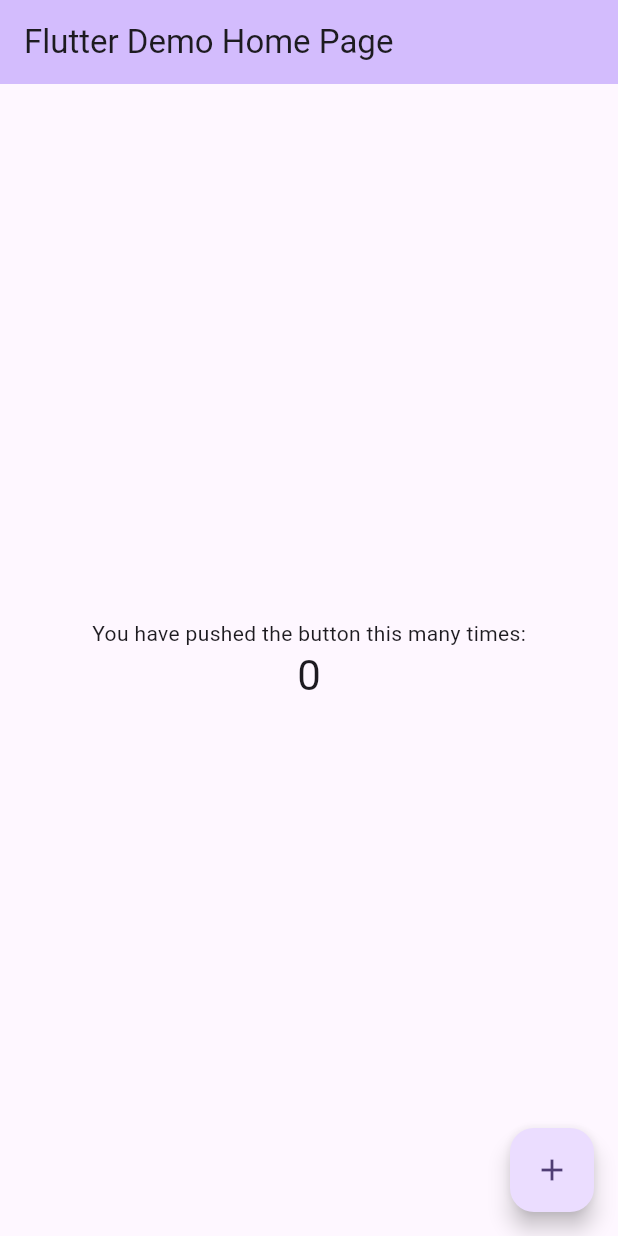
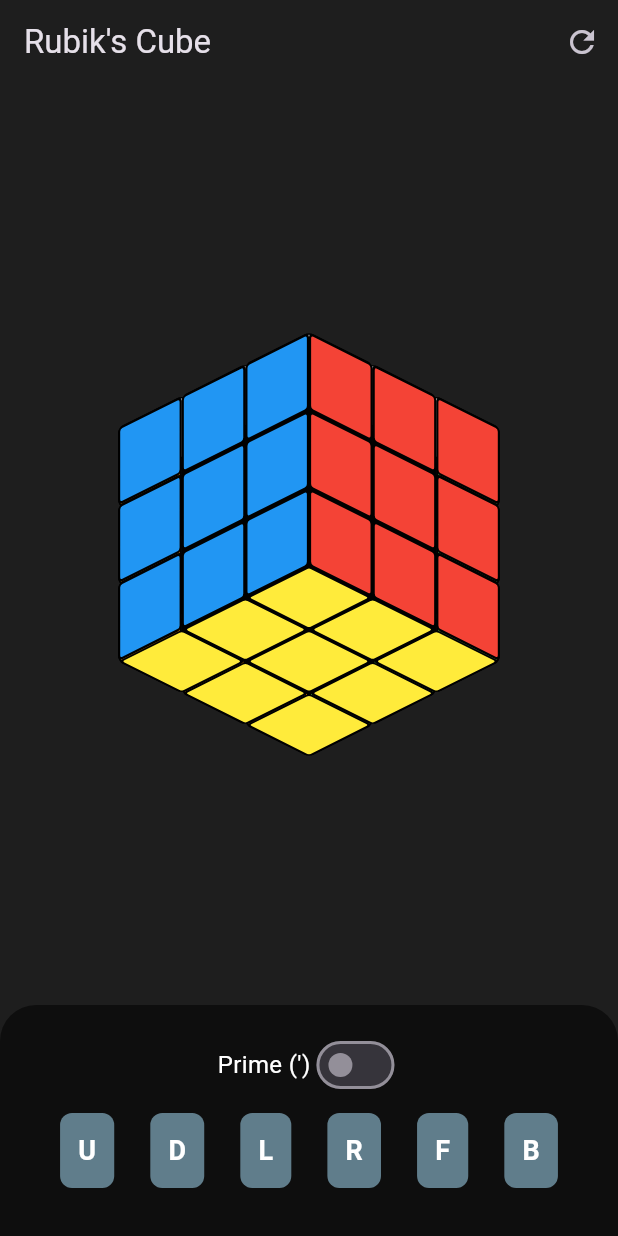
Before and after one commit to Odinachi/rubik-cube, a Flutter app: the screen it shows after launch, on a phone screen of 412 x 824 dp. Run offline on Flutter 3.47's test engine with Material 3 defaults, Android fonts, the phone set to English and light mode, and no system bars.

Commit message:
basic rubik cube

```diff
--- /dev/null
+++ b/lib/cube/cube_view.dart
@@ -0,0 +1,208 @@
+import 'dart:math';
+import 'package:flutter/material.dart';
+import 'package:vector_math/vector_math_64.dart' show Vector3;
+import 'cube_state.dart';
+import 'cubie_view.dart';
+import 'cubie.dart';
+
+class CubeView extends StatefulWidget {
+  const CubeView({Key? key}) : super(key: key);
+
+  @override
+  _CubeViewState createState() => _CubeViewState();
+}
+
+class RenderFace {
+  final Matrix4 transform;
+  final Color color;
+  final double zDepth;
+
+  RenderFace(this.transform, this.color, this.zDepth);
+}
+
+class _CubeViewState extends State<CubeView> {
+  CubeState _cubeState = CubeState();
+
+  double _rx = -pi / 6; // Initial rotation X
+  double _ry = pi / 4;  // Initial rotation Y
+
+  bool _prime = false; // Whether the next move is counter-clockwise
+
+  void _onPanUpdate(DragUpdateDetails details) {
+    setState(() {
+      _rx += details.delta.dy * 0.01;
+      _ry -= details.delta.dx * 0.01;
+    });
+  }
+
+  void _performMove(int axis, int layer) {
+    setState(() {
+      _cubeState.rotateSlice(axis, layer, _prime ? -1 : 1);
+    });
+  }
+
+  void _resetCube() {
+    setState(() {
+      _cubeState.cubies.clear();
+      _cubeState = CubeState();
+      _rx = -pi / 6;
+      _ry = pi / 4;
+    });
+  }
+
+
+  @override
+  Widget build(BuildContext context) {
+    // Create the global rotation matrix to calculate Z-depth
+    final Matrix4 globalTransform = Matrix4.identity()
+      ..rotateX(_rx)
+      ..rotateY(_ry);
+
+    List<RenderFace> faces = [];
+    double size = 60.0;
+    double half = size / 2;
+
+    void addFace(Cubie cubie, Color? color, Vector3 offset, Matrix4 localRot) {
+      double cx = cubie.x * size + offset.x;
+      double cy = cubie.y * size + offset.y;
+      double cz = cubie.z * size + offset.z;
+
+      Vector3 center = Vector3(cx, cy, cz);
+      Vector3 transformedCenter = Vector3.copy(center);
+      globalTransform.perspectiveTransform(transformedCenter);
+
+      Matrix4 faceTransform = Matrix4.identity()
+        ..translate(cubie.x * size, cubie.y * size, cubie.z * size)
+        ..multiply(localRot);
+
+      faces.add(RenderFace(
+        faceTransform,
+        color ?? Colors.black87,
+        transformedCenter.z,
+      ));
+    }
+
+    for (var cubie in _cubeState.cubies) {
+      addFace(cubie, cubie.backColor, Vector3(0, 0, -half), Matrix4.identity()..translate(0.0, 0.0, -half)..rotateY(pi));
+      addFace(cubie, cubie.upColor, Vector3(0, -half, 0), Matrix4.identity()..translate(0.0, -half, 0.0)..rotateX(-pi / 2));
+      addFace(cubie, cubie.downColor, Vector3(0, half, 0), Matrix4.identity()..translate(0.0, half, 0.0)..rotateX(pi / 2));
+      addFace(cubie, cubie.leftColor, Vector3(-half, 0, 0), Matrix4.identity()..translate(-half, 0.0, 0.0)..rotateY(-pi / 2));
+      addFace(cubie, cubie.rightColor, Vector3(half, 0, 0), Matrix4.identity()..translate(half, 0.0, 0.0)..rotateY(pi / 2));
+      addFace(cubie, cubie.frontColor, Vector3(0, 0, half), Matrix4.identity()..translate(0.0, 0.0, half));
+    }
+
+    // Sort faces from back to front
+    // In Flutter, +Z goes INTO the screen, so larger Z is further away.
+    // We want to draw further objects first (bottom of stack), so we sort descending.
+    faces.sort((a, b) => b.zDepth.compareTo(a.zDepth));
+
+    return Scaffold(
+      backgroundColor: const Color(0xFF1E1E1E),
+      appBar: AppBar(
+        title: const Text('Rubik\'s Cube'),
+        backgroundColor: Colors.transparent,
+        elevation: 0,
+        actions: [
+          IconButton(
+            icon: const Icon(Icons.refresh),
+            onPressed: _resetCube,
+          ),
+        ],
+      ),
+      body: Column(
+        children: [
+          Expanded(
+            child: GestureDetector(
+              onPanUpdate: _onPanUpdate,
+              child: Container(
+                color: Colors.transparent, // Catch gestures
+                child: Center(
+                  child: Transform(
+                    transform: globalTransform,
+                    alignment: Alignment.center,
+                    child: Stack(
+                      alignment: Alignment.center,
+                      children: faces.map((face) {
+                        return Transform(
+                          transform: face.transform,
+                          alignment: Alignment.center,
+                          child: Container(
+                            width: size,
+                            height: size,
+                            decoration: BoxDecoration(
+                              color: face.color,
+                              border: Border.all(color: Colors.black, width: 2),
+                              borderRadius: BorderRadius.circular(4),
+                            ),
+                          ),
+                        );
+                      }).toList(),
+                    ),
+                  ),
+                ),
+              ),
+            ),
+          ),
+          _buildControls(),
+        ],
+      ),
+    );
+  }
+
+
+
+  Widget _buildControls() {
+    return Container(
+      padding: const EdgeInsets.all(16),
+      decoration: const BoxDecoration(
+        color: Colors.black54,
+        borderRadius: BorderRadius.vertical(top: Radius.circular(24)),
+      ),
+      child: Column(
+        mainAxisSize: MainAxisSize.min,
+        children: [
+          Row(
+            mainAxisAlignment: MainAxisAlignment.center,
+            children: [
+              const Text('Prime (\')', style: TextStyle(color: Colors.white, fontSize: 16)),
+              Switch(
+                value: _prime,
+                onChanged: (val) => setState(() => _prime = val),
+              ),
+            ],
+          ),
+          const SizedBox(height: 8),
+          Row(
+            mainAxisAlignment: MainAxisAlignment.spaceEvenly,
+            children: [
+              _btn('U', () => _performMove(1, -1)),
+              _btn('D', () => _performMove(1, 1)),
+              _btn('L', () => _performMove(0, -1)),
+              _btn('R', () => _performMove(0, 1)),
+              _btn('F', () => _performMove(2, 1)),
+              _btn('B', () => _performMove(2, -1)),
+            ],
+          ),
+          const SizedBox(height: 16),
+        ],
+      ),
+    );
+  }
+
+  Widget _btn(String label, VoidCallback onTap) {
+    return InkWell(
+      onTap: onTap,
+      child: Container(
+        padding: const EdgeInsets.all(12),
+        decoration: BoxDecoration(
+          color: Colors.blueGrey,
+          borderRadius: BorderRadius.circular(8),
+        ),
+        child: Text(
+          label + (_prime ? "'" : ""),
+          style: const TextStyle(color: Colors.white, fontWeight: FontWeight.bold, fontSize: 18),
+        ),
+      ),
+    );
+  }
+}
--- /dev/null
+++ b/lib/cube/cubie.dart
@@ -0,0 +1,45 @@
+import 'package:flutter/material.dart';
+
+enum FaceType { front, back, up, down, left, right }
+
+class Cubie {
+  final int id;
+  // Position from -1 to 1 for x, y, z
+  double x, y, z;
+
+  // Colors for each face. Null means internal (black/invisible)
+  Color? frontColor;
+  Color? backColor;
+  Color? upColor;
+  Color? downColor;
+  Color? leftColor;
+  Color? rightColor;
+
+  Cubie({
+    required this.id,
+    required this.x,
+    required this.y,
+    required this.z,
+    this.frontColor,
+    this.backColor,
+    this.upColor,
+    this.downColor,
+    this.leftColor,
+    this.rightColor,
+  });
+
+  Cubie clone() {
+    return Cubie(
+      id: id,
+      x: x,
+      y: y,
+      z: z,
+      frontColor: frontColor,
+      backColor: backColor,
+      upColor: upColor,
+      downColor: downColor,
+      leftColor: leftColor,
+      rightColor: rightColor,
+    );
+  }
+}
--- a/lib/main.dart
+++ b/lib/main.dart
@@ -1,4 +1,5 @@
 import 'package:flutter/material.dart';
+import 'cube/cube_view.dart';
 
 void main() {
   runApp(const MyApp());
@@ -7,116 +8,15 @@ void main() {
 class MyApp extends StatelessWidget {
   const MyApp({super.key});
 
-  // This widget is the root of your application.
   @override
   Widget build(BuildContext context) {
     return MaterialApp(
-      title: 'Flutter Demo',
+      title: 'Rubik\'s Cube',
       theme: ThemeData(
-        // This is the theme of your application.
-        //
-        // TRY THIS: Try running your application with "flutter run". You'll see
-        // the application has a purple toolbar. Then, without quitting the app,
-        // try changing the seedColor in the colorScheme below to Colors.green
-        // and then invoke "hot reload" (save your changes or press the "hot
-        // reload" button in a Flutter-supported IDE, or press "r" if you used
-        // the command line to start the app).
-        //
-        // Notice that the counter didn't reset back to zero; the application
-        // state is not lost during the reload. To reset the state, use hot
-        // restart instead.
-        //
-        // This works for code too, not just values: Most code changes can be
-        // tested with just a hot reload.
-        colorScheme: ColorScheme.fromSeed(seedColor: Colors.deepPurple),
+        brightness: Brightness.dark,
+        primarySwatch: Colors.blueGrey,
       ),
-      home: const MyHomePage(title: 'Flutter Demo Home Page'),
+      home: const CubeView(),
     );
   }
 }
-
-class MyHomePage extends StatefulWidget {
-  const MyHomePage({super.key, required this.title});
-
-  // This widget is the home page of your application. It is stateful, meaning
-  // that it has a State object (defined below) that contains fields that affect
-  // how it looks.
-
-  // This class is the configuration for the state. It holds the values (in this
-  // case the title) provided by the parent (in this case the App widget) and
-  // used by the build method of the State. Fields in a Widget subclass are
-  // always marked "final".
-
-  final String title;
-
-  @override
-  State<MyHomePage> createState() => _MyHomePageState();
-}
-
-class _MyHomePageState extends State<MyHomePage> {
-  int _counter = 0;
-
-  void _incrementCounter() {
-    setState(() {
-      // This call to setState tells the Flutter framework that something has
-      // changed in this State, which causes it to rerun the build method below
-      // so that the display can reflect the updated values. If we changed
-      // _counter without calling setState(), then the build method would not be
-      // called again, and so nothing would appear to happen.
-      _counter++;
-    });
-  }
-
-  @override
-  Widget build(BuildContext context) {
-    // This method is rerun every time setState is called, for instance as done
-    // by the _incrementCounter method above.
-    //
-    // The Flutter framework has been optimized to make rerunning build methods
-    // fast, so that you can just rebuild anything that needs updating rather
-    // than having to individually change instances of widgets.
-    return Scaffold(
-      appBar: AppBar(
-        // TRY THIS: Try changing the color here to a specific color (to
-        // Colors.amber, perhaps?) and trigger a hot reload to see the AppBar
-        // change color while the other colors stay the same.
-        backgroundColor: Theme.of(context).colorScheme.inversePrimary,
-        // Here we take the value from the MyHomePage object that was created by
-        // the App.build method, and use it to set our appbar title.
-        title: Text(widget.title),
-      ),
-      body: Center(
-        // Center is a layout widget. It takes a single child and positions it
-        // in the middle of the parent.
-        child: Column(
-          // Column is also a layout widget. It takes a list of children and
-          // arranges them vertically. By default, it sizes itself to fit its
-          // children horizontally, and tries to be as tall as its parent.
-          //
-          // Column has various properties to control how it sizes itself and
-          // how it positions its children. Here we use mainAxisAlignment to
-          // center the children vertically; the main axis here is the vertical
-          // axis because Columns are vertical (the cross axis would be
-          // horizontal).
-          //
-          // TRY THIS: Invoke "debug painting" (choose the "Toggle Debug Paint"
-          // action in the IDE, or press "p" in the console), to see the
-          // wireframe for each widget.
-          mainAxisAlignment: MainAxisAlignment.center,
-          children: <Widget>[
-            const Text('You have pushed the button this many times:'),
-            Text(
-              '$_counter',
-              style: Theme.of(context).textTheme.headlineMedium,
-            ),
-          ],
-        ),
-      ),
-      floatingActionButton: FloatingActionButton(
-        onPressed: _incrementCounter,
-        tooltip: 'Increment',
-        child: const Icon(Icons.add),
-      ), // This trailing comma makes auto-formatting nicer for build methods.
-    );
-  }
-}
--- a/pubspec.yaml
+++ b/pubspec.yaml
@@ -34,6 +34,7 @@ dependencies:
   # The following adds the Cupertino Icons font to your application.
   # Use with the CupertinoIcons class for iOS style icons.
   cupertino_icons: ^1.0.8
+  vector_math: ^2.1.4
 
 dev_dependencies:
   flutter_test:
```
Also changed, not shown: lib/cube/cube_state.dart (added, +115 -0 lines), lib/cube/cubie_view.dart (added, +84 -0 lines), pubspec.lock.
